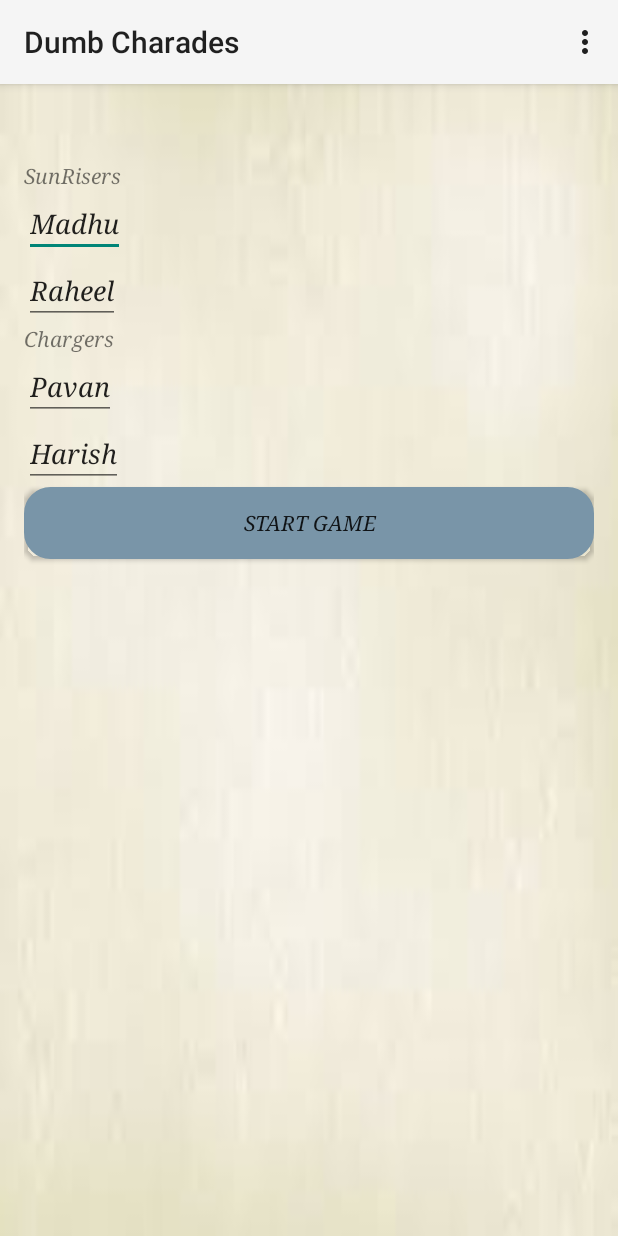
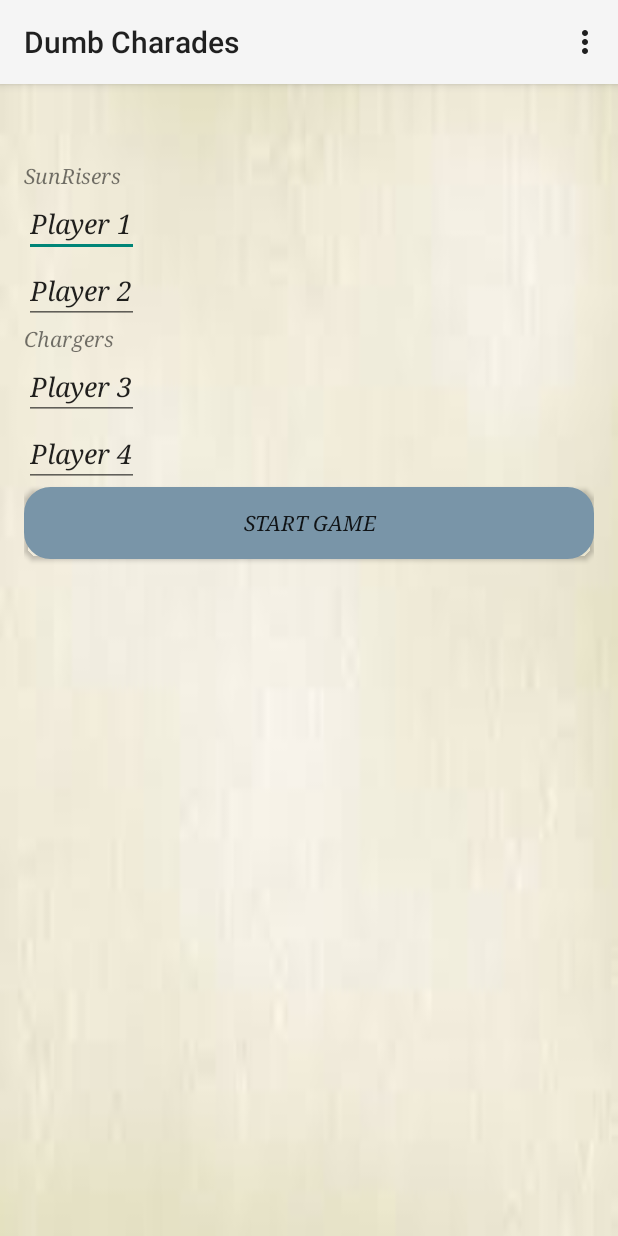
Before and after one commit to kishorependyala/DumbCharades, an Android app: the screen it shows after launch (CreateTeamsActivity), after a tap on "CREATE GAME", on a phone screen of 412 x 824 dp. Run offline under Robolectric (Android 15) with nearby library versions, the phone set to English and light mode, and no system bars.

Commit message:
[Srinivas Polaji] First checkin

```diff
--- a/app/src/main/java/com/teabreaktechnology/dumcharades/CreateTeamsActivity.java
+++ b/app/src/main/java/com/teabreaktechnology/dumcharades/CreateTeamsActivity.java
@@ -39,10 +39,10 @@ public class CreateTeamsActivity extends Activity {
         final EditText team2Player1EditText = (EditText) findViewById(R.id.team2Player1editText);
         final EditText team2Player2EditText = (EditText) findViewById(R.id.team2Player2editText);
 
-        team1Player1EditText.setText("Madhu");
-        team1Player2EditText.setText("Raheel");
-        team2Player1EditText.setText("Pavan");
-        team2Player2EditText.setText("Harish");
+        team1Player1EditText.setText("Player 1");
+        team1Player2EditText.setText("Player 2");
+        team2Player1EditText.setText("Player 3");
+        team2Player2EditText.setText("Player 4");
 
         startGameButton.setOnClickListener(new View.OnClickListener() {
             @Override
```
